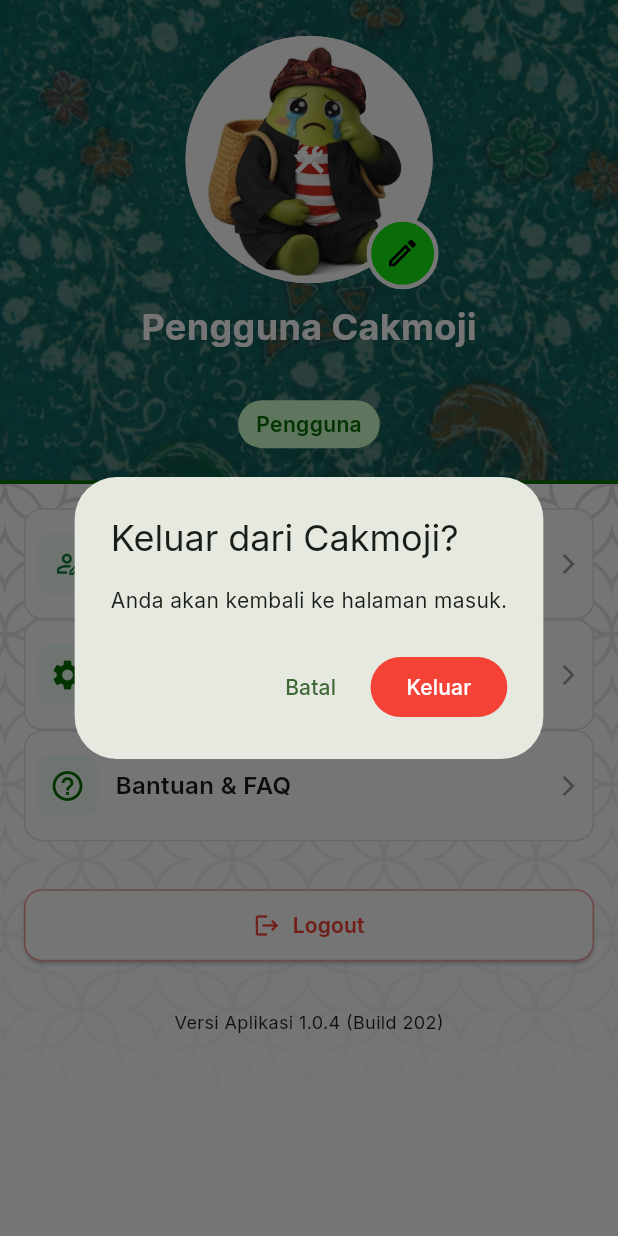
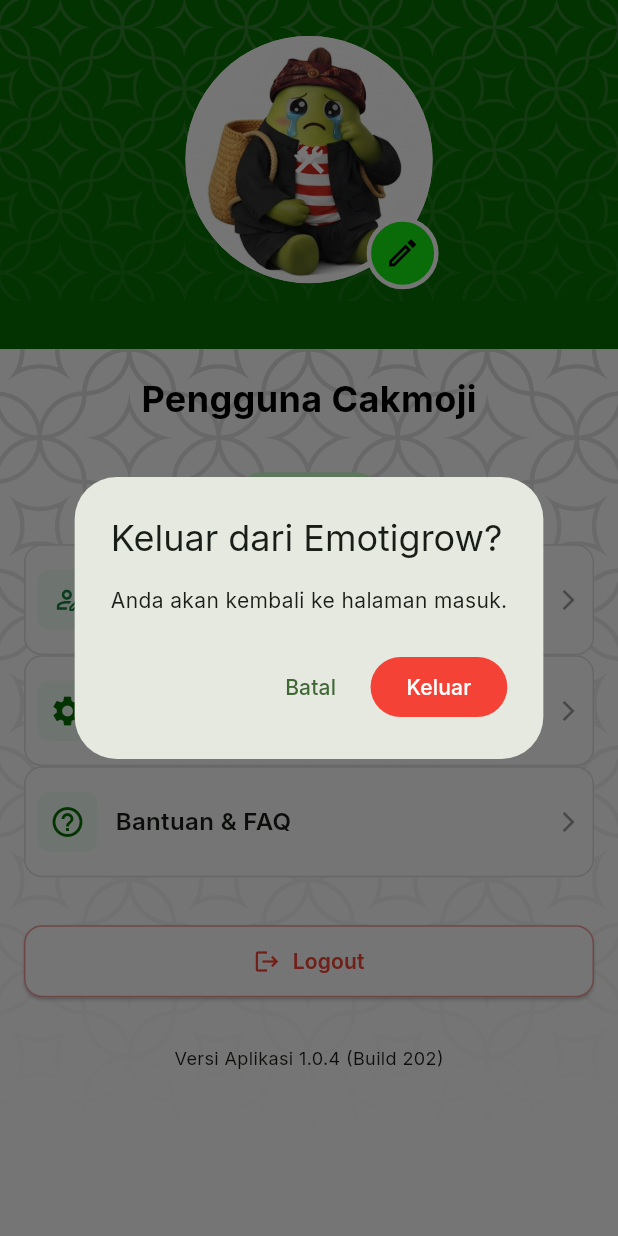
Before and after one commit to kyhchn/emotigrow, a Flutter app: the ProfilePage widget shown alone on an empty page, opened directly, after a tap on "Logout", on a phone screen of 412 x 824 dp. Run offline on Flutter 3.47's test engine with Material 3 defaults, Android fonts, the phone set to English and light mode, and no system bars; our stand-ins replace carousel_slider, firebase_core, firebase_database, flutter_svg, supabase_flutter; accounts and stored records are empty.

Commit message:
Revamp to emotigrow

```diff
--- a/lib/core/app_config.dart
+++ b/lib/core/app_config.dart
@@ -21,7 +21,7 @@
   /// To use your own splash image, simply replace the file at
   /// `assets/images/splash.png` (keeping the same name), or point this field at
   /// a different file under `assets/images/` and rebuild.
-  static const String splashImageAsset = 'assets/images/splash-cakmoji.png';
+  static const String splashImageAsset = 'assets/images/splash-opsi.png';
 
   /// How long the splash screen stays on screen before navigating away.
   static const Duration splashDuration = Duration(seconds: 2);
--- a/lib/screens/ai_diagnosis/ai_diagnosis_screen.dart
+++ b/lib/screens/ai_diagnosis/ai_diagnosis_screen.dart
@@ -62,7 +62,7 @@
     fotoImage: 'assets/images/ai_selada_own.png',
     referensiImage: 'assets/images/ai_selada_reference.png',
     confident: 0.96,
-    emoticonAsset: 'assets/images/cakmoji_happy.png',
+    emoticonAsset: 'assets/images/opsi_happy.png',
   ),
   _DiagnosisResult(
     name: 'Pakcoy',
@@ -71,7 +71,7 @@
     diseaseName: 'Pakcoy Terinfeksi',
     referensiImage: 'assets/images/kontrol_iot_banner_top.png',
     confident: 0.78,
-    emoticonAsset: 'assets/images/cakmoji_sad.png',
+    emoticonAsset: 'assets/images/opsi_sad.png',
   ),
   _DiagnosisResult(
     name: 'Tomat',
@@ -80,7 +80,7 @@
     referensiImage: 'assets/images/cakmoji.png',
     confident: 0.99,
     diseaseName: 'Tomat Sehat',
-    emoticonAsset: 'assets/images/cakmoji_happy.png',
+    emoticonAsset: 'assets/images/opsi_happy.png',
   ),
 ];
 
--- a/lib/screens/home/kebunku_page.dart
+++ b/lib/screens/home/kebunku_page.dart
@@ -17,7 +17,7 @@
   sehat(
     label: 'Sehat',
     badge: 'SEHAT',
-    assetIcon: 'assets/images/cakmoji_happy.png',
+    assetIcon: 'assets/images/opsi_happy.png',
     color: Color(0xFF22C55E),
     badgeTextColor: Color(0xFF15803D),
     badgeBgColor: Color(0xFFDCFCE7),
@@ -26,7 +26,7 @@
   perhatian(
     label: 'Perhatian',
     badge: 'PERHATIAN',
-    assetIcon: 'assets/images/cakmoji_flat.png',
+    assetIcon: 'assets/images/opsi_flat.png',
     color: Color(0xFFF97316),
     badgeTextColor: Color(0xFFB45309),
     badgeBgColor: Color(0xFFFEF3C7),
@@ -35,7 +35,7 @@
   darurat(
     label: 'Darurat',
     badge: 'DARURAT',
-    assetIcon: 'assets/images/cakmoji_sad.png',
+    assetIcon: 'assets/images/opsi_sad.png',
     color: Color(0xFFEF4444),
     badgeTextColor: Color(0xFFB91C1C),
     badgeBgColor: Color(0xFFFEE2E2),
--- a/lib/screens/home/profile_page.dart
+++ b/lib/screens/home/profile_page.dart
@@ -76,7 +76,7 @@
     final confirmed = await showDialog<bool>(
       context: context,
       builder: (dialogContext) => AlertDialog(
-        title: const Text('Keluar dari Cakmoji?'),
+        title: const Text('Keluar dari Emotigrow?'),
         content: const Text('Anda akan kembali ke halaman masuk.'),
         actions: [
           TextButton(
@@ -116,20 +116,28 @@
       children: [
         Container(
           // height: MediaQuery.of(context).size.height * 0.3,
-          padding: const EdgeInsets.symmetric(vertical: 24),
+          padding: const EdgeInsets.only(bottom: 32),
           width: double.infinity,
-          decoration: BoxDecoration(
-            image: const DecorationImage(
-              image: AssetImage('assets/images/homepage_header.png'),
+          decoration: BoxDecoration(color: AppColors.primary),
+          child: SafeArea(
+            bottom: false,
+            child: Stack(
+              children: [
+                Positioned.fill(
+                  child: SvgPicture.asset(
+                    'assets/icons/batik_background.svg',
                     fit: BoxFit.cover,
+                    width: double.infinity,
+                    height: double.infinity,
                   ),
                 ),
-          child: SafeArea(
-            bottom: false,
+                SizedBox(
+                  width: double.infinity,
                   child: Padding(
                     padding: const EdgeInsets.symmetric(horizontal: 20),
                     child: Column(
                       children: [
+                        SizedBox(height: 24),
                         Stack(
                           clipBehavior: Clip.none,
                           children: [
@@ -139,7 +147,10 @@
                               decoration: BoxDecoration(
                                 shape: BoxShape.circle,
                                 color: Colors.transparent,
-                          border: Border.all(color: Colors.white, width: 4),
+                                border: Border.all(
+                                  color: Colors.white,
+                                  width: 4,
+                                ),
                                 image: const DecorationImage(
                                   image: AssetImage(
                                     'assets/images/ava_madura_sad.png',
@@ -163,7 +174,10 @@
                                 decoration: BoxDecoration(
                                   shape: BoxShape.circle,
                                   color: const Color(0xFF13EC13),
-                            border: Border.all(color: Colors.white, width: 3),
+                                  border: Border.all(
+                                    color: Colors.white,
+                                    width: 3,
+                                  ),
                                 ),
                                 child: const Icon(
                                   Icons.edit_outlined,
@@ -175,46 +189,11 @@
                           ],
                         ),
                         SizedBox(height: 12),
-                  Text(
-                    _name,
-                    maxLines: 1,
-                    overflow: TextOverflow.ellipsis,
-                    style: TextStyle(
-                      fontSize: 24,
-                      fontWeight: FontWeight.w700,
-                      color: Colors.white,
-                    ),
-                  ),
-                  Text(
-                    _email,
-                    maxLines: 1,
-                    overflow: TextOverflow.ellipsis,
-                    style: TextStyle(
-                      fontSize: 14,
-                      fontWeight: FontWeight.w500,
-                      color: Colors.white,
-                    ),
-                  ),
-                  SizedBox(height: 12),
-                  Container(
-                    padding: const EdgeInsets.symmetric(
-                      horizontal: 12,
-                      vertical: 6,
-                    ),
-                    decoration: BoxDecoration(
-                      color: Color(0xFFCCFFCC),
-                      borderRadius: BorderRadius.circular(999),
-                    ),
-                    child: Text(
-                      _typeLabel,
-                      style: TextStyle(
-                        color: Color(0xFF097004),
-                        fontWeight: FontWeight.w600,
+                      ],
                     ),
                   ),
                 ),
               ],
-              ),
             ),
           ),
         ),
@@ -239,6 +218,45 @@
                     mainAxisAlignment: MainAxisAlignment.start,
                     crossAxisAlignment: CrossAxisAlignment.center,
                     children: [
+                      Text(
+                        _name,
+                        maxLines: 1,
+                        overflow: TextOverflow.ellipsis,
+                        style: TextStyle(
+                          fontSize: 24,
+                          fontWeight: FontWeight.w700,
+                          color: Colors.black,
+                        ),
+                      ),
+                      Text(
+                        _email,
+                        maxLines: 1,
+                        overflow: TextOverflow.ellipsis,
+                        style: TextStyle(
+                          fontSize: 14,
+                          fontWeight: FontWeight.w500,
+                          color: Colors.black,
+                        ),
+                      ),
+                      SizedBox(height: 12),
+                      Container(
+                        padding: const EdgeInsets.symmetric(
+                          horizontal: 12,
+                          vertical: 6,
+                        ),
+                        decoration: BoxDecoration(
+                          color: Color(0xFFCCFFCC),
+                          borderRadius: BorderRadius.circular(999),
+                        ),
+                        child: Text(
+                          _typeLabel,
+                          style: TextStyle(
+                            color: Color(0xFF097004),
+                            fontWeight: FontWeight.w600,
+                          ),
+                        ),
+                      ),
+                      SizedBox(height: 16),
                       profileMenuList(
                         'Edit Profil',
                         'assets/icons/profile_edit.svg',
```
Also changed, not shown: lib/screens/homepage_generated.dart (+28 -58 lines), lib/screens/kontrol_iot/kontrol_iot_page.dart (+45 -74 lines), lib/screens/login_generated.dart (+3 -13 lines), assets/images/agrimoji_flat.jpg (added), assets/images/agrimoji_happy.png (added), assets/images/agrimoji_sad.png (added), assets/images/ai_diagnosis_card_background.png, assets/images/cakmoji_navbar.png, assets/images/emotigrow.png (added), assets/images/konsultasi_ahli_card_background.png, assets/images/opsi_flat.png (added), assets/images/opsi_happy.png (added), assets/images/opsi_sad.png (added), assets/images/splash-opsi.png (added). Lines whose indentation alone changed are shown as unchanged.
